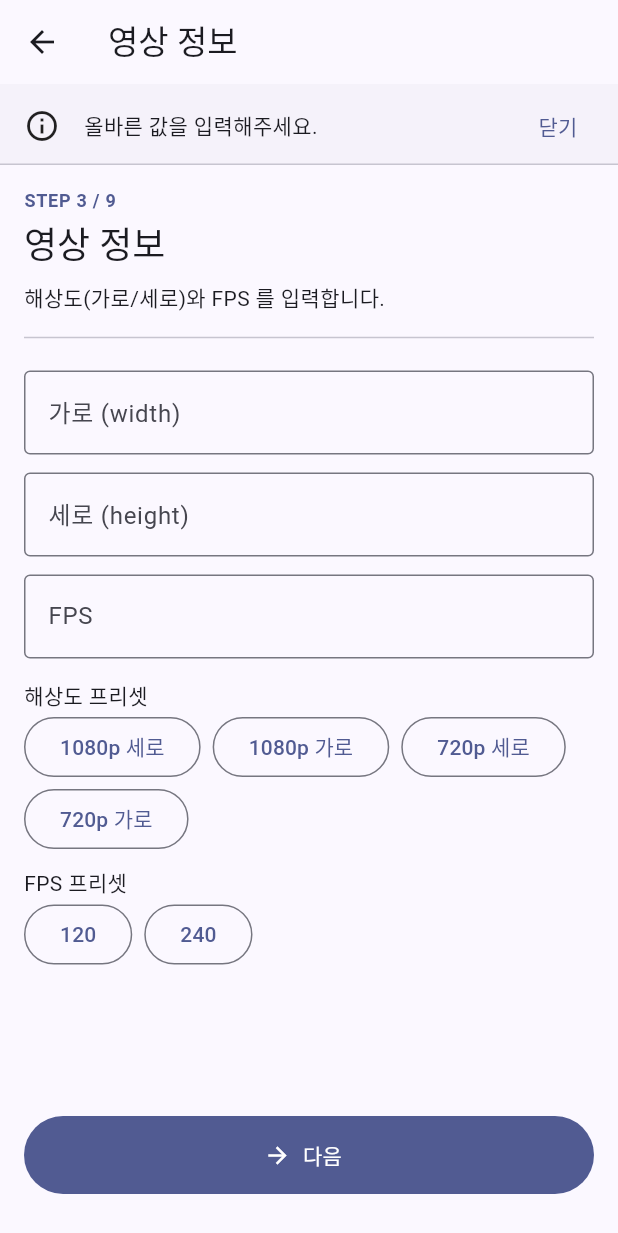
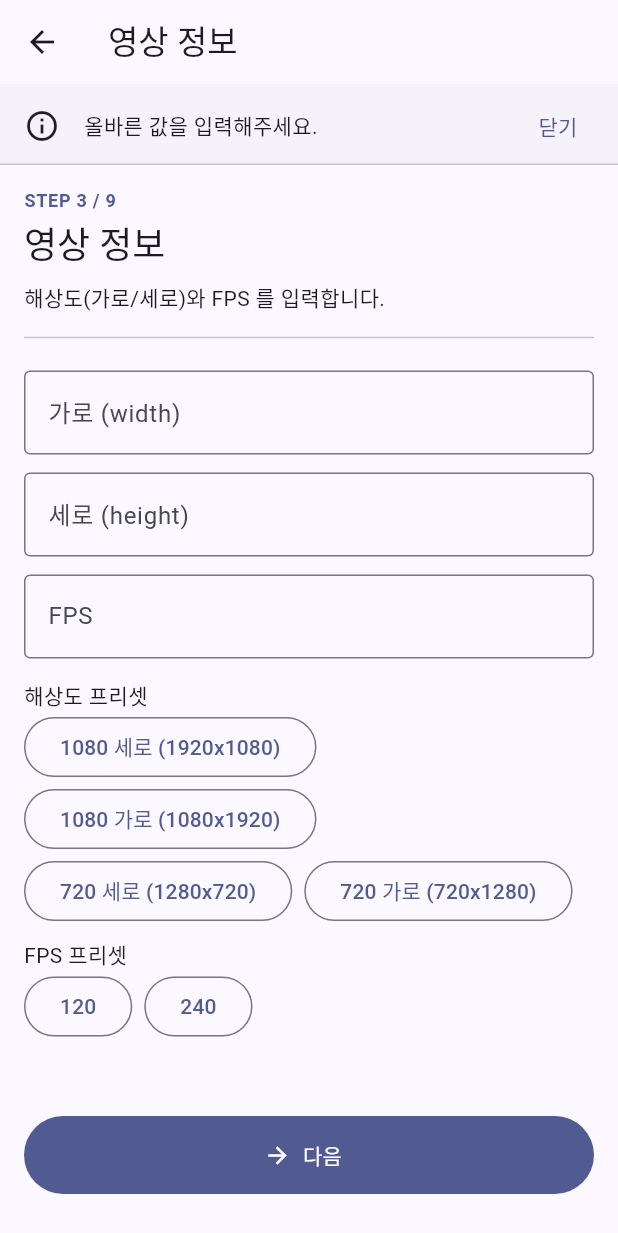
Before and after one commit to lth0422/2026_fault_diagnosis_application, a Flutter app: the VideoInfoPage screen opened by its route, after a tap on "다음", on a phone screen of 412 x 824 dp. Shown: the top 1233 px of the screen. Run offline on Flutter 3.47's test engine with Material 3 defaults, Android fonts, the phone set to English and light mode, and no system bars; our stand-ins replace file_picker, video_player; missing offline and left inert: video_thumbnail.

Commit message:
Fix resolution preset mapping

```diff
--- a/flutter_app/lib/pages/video_info_page.dart
+++ b/flutter_app/lib/pages/video_info_page.dart
@@ -25,6 +25,9 @@ class _VideoInfoPageState extends State<VideoInfoPage> {
   final _heightController = TextEditingController();
   final _fpsController = TextEditingController();
   bool _isLoadingMetadata = false;
+  bool _hasEditedResolution = false;
+  bool _hasConfirmed = false;
+  (int, int)? _selectedResolution;
   String? _metadataError;
 
   @override
@@ -90,8 +93,14 @@ class _VideoInfoPageState extends State<VideoInfoPage> {
         return;
       }
 
+      if (_hasConfirmed) {
+        return;
+      }
+
       context.read<DiagnosisSession>().setVideoInfo(loaded);
-      _applyVideoInfo(loaded);
+      if (!_hasEditedResolution) {
+        _applyVideoInfo(loaded);
+      }
     } catch (error) {
       if (!mounted) {
         return;
@@ -107,8 +116,22 @@ class _VideoInfoPageState extends State<VideoInfoPage> {
   }
 
   void _applyResolution(int width, int height) {
-    _widthController.text = '$width';
-    _heightController.text = '$height';
+    setState(() {
+      _hasEditedResolution = true;
+      _selectedResolution = (width, height);
+      _widthController.text = '$width';
+      _heightController.text = '$height';
+    });
+  }
+
+  void _onResolutionChanged(String _) {
+    if (_hasEditedResolution && _selectedResolution == null) {
+      return;
+    }
+    setState(() {
+      _hasEditedResolution = true;
+      _selectedResolution = null;
+    });
   }
 
   void _applyFps(int fps) => _fpsController.text = '$fps';
@@ -142,6 +165,7 @@ class _VideoInfoPageState extends State<VideoInfoPage> {
         frameCount: frameCount,
       ),
     );
+    _hasConfirmed = true;
     Navigator.pushNamed(context, RoiSettingPage.routeName);
   }
 
@@ -189,8 +213,16 @@ class _VideoInfoPageState extends State<VideoInfoPage> {
             Expanded(
               child: ListView(
                 children: [
-                  _field('가로 (width)', _widthController),
-                  _field('세로 (height)', _heightController),
+                  _field(
+                    '가로 (width)',
+                    _widthController,
+                    onChanged: _onResolutionChanged,
+                  ),
+                  _field(
+                    '세로 (height)',
+                    _heightController,
+                    onChanged: _onResolutionChanged,
+                  ),
                   _field('FPS', _fpsController),
                   const SizedBox(height: 8),
                   const Text('해상도 프리셋'),
@@ -198,20 +230,24 @@ class _VideoInfoPageState extends State<VideoInfoPage> {
                     spacing: 8,
                     children: [
                       OutlinedButton(
-                        onPressed: () => _applyResolution(1080, 1920),
-                        child: const Text('1080p 세로'),
+                        onPressed: () => _applyResolution(1920, 1080),
+                        style: _resolutionButtonStyle(1920, 1080),
+                        child: const Text('1080 세로 (1920x1080)'),
                       ),
                       OutlinedButton(
-                        onPressed: () => _applyResolution(1920, 1080),
-                        child: const Text('1080p 가로'),
+                        onPressed: () => _applyResolution(1080, 1920),
+                        style: _resolutionButtonStyle(1080, 1920),
+                        child: const Text('1080 가로 (1080x1920)'),
+                      ),
+                      OutlinedButton(
+                        onPressed: () => _applyResolution(1280, 720),
+                        style: _resolutionButtonStyle(1280, 720),
+                        child: const Text('720 세로 (1280x720)'),
                       ),
                       OutlinedButton(
                         onPressed: () => _applyResolution(720, 1280),
-                        child: const Text('720p 세로'),
-                      ),
-                      OutlinedButton(
-                        onPressed: () => _applyResolution(1280, 720),
-                        child: const Text('720p 가로'),
+                        style: _resolutionButtonStyle(720, 1280),
+                        child: const Text('720 가로 (720x1280)'),
                       ),
                     ],
                   ),
@@ -244,11 +280,26 @@ class _VideoInfoPageState extends State<VideoInfoPage> {
     );
   }
 
-  Widget _field(String label, TextEditingController controller) {
+  ButtonStyle? _resolutionButtonStyle(int width, int height) {
+    if (_selectedResolution != (width, height)) {
+      return null;
+    }
+    return OutlinedButton.styleFrom(
+      foregroundColor: Theme.of(context).colorScheme.onPrimaryContainer,
+      backgroundColor: Theme.of(context).colorScheme.primaryContainer,
+    );
+  }
+
+  Widget _field(
+    String label,
+    TextEditingController controller, {
+    ValueChanged<String>? onChanged,
+  }) {
     return Padding(
       padding: const EdgeInsets.symmetric(vertical: 6),
       child: TextField(
         controller: controller,
+        onChanged: onChanged,
         keyboardType: TextInputType.number,
         decoration: InputDecoration(
           labelText: label,
```
Also changed, not shown: 1 other file.
